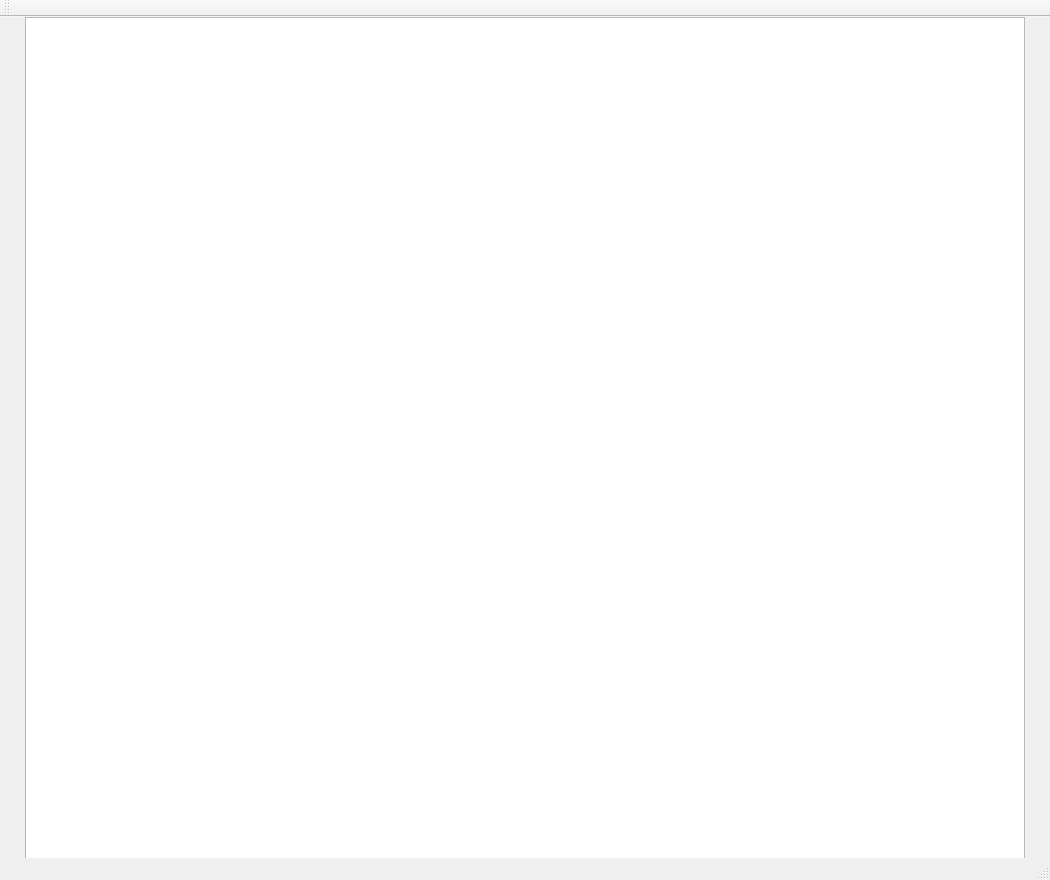
Qt form mainwindow.ui (leo900807/Doodle-Jump) before a commit.
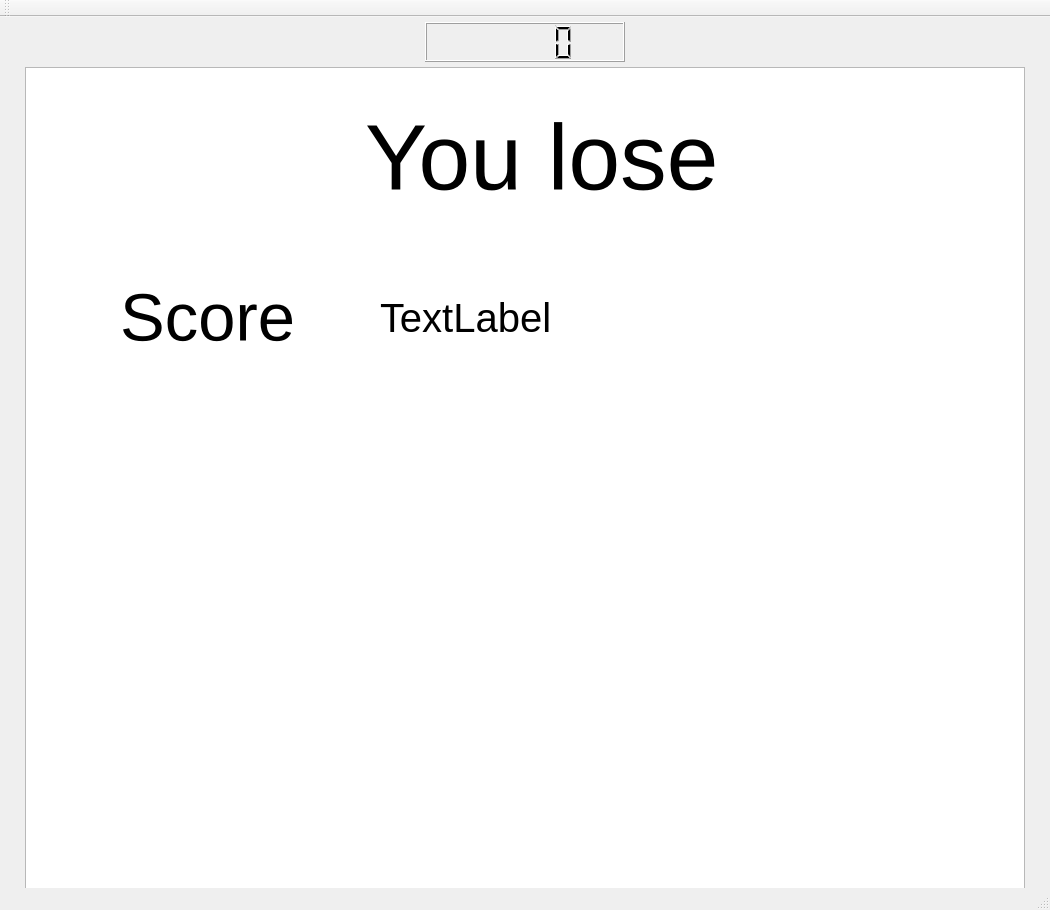
The same form after that commit.

Commit message: Add a prop, two hazards, pause button, score bar and game over page

What changed in the file:
```diff
--- a/mainwindow.ui
+++ b/mainwindow.ui
@@ -7,7 +7,7 @@
     <x>0</x>
     <y>0</y>
     <width>1050</width>
-    <height>880</height>
+    <height>910</height>
    </rect>
   </property>
   <property name="focusPolicy">
@@ -21,15 +21,79 @@
     <property name="geometry">
      <rect>
       <x>25</x>
-      <y>0</y>
+      <y>50</y>
       <width>1000</width>
-      <height>860</height>
+      <height>880</height>
      </rect>
     </property>
     <property name="focusPolicy">
      <enum>Qt::NoFocus</enum>
     </property>
    </widget>
+   <widget class="QLCDNumber" name="score_bar">
+    <property name="geometry">
+     <rect>
+      <x>425</x>
+      <y>5</y>
+      <width>200</width>
+      <height>40</height>
+     </rect>
+    </property>
+   </widget>
+   <widget class="QLabel" name="score_name">
+    <property name="geometry">
+     <rect>
+      <x>120</x>
+      <y>250</y>
+      <width>321</width>
+      <height>101</height>
+     </rect>
+    </property>
+    <property name="font">
+     <font>
+      <pointsize>50</pointsize>
+     </font>
+    </property>
+    <property name="text">
+     <string>Score</string>
+    </property>
+   </widget>
+   <widget class="QLabel" name="lose_label">
+    <property name="geometry">
+     <rect>
+      <x>365</x>
+      <y>80</y>
+      <width>350</width>
+      <height>120</height>
+     </rect>
+    </property>
+    <property name="font">
+     <font>
+      <pointsize>70</pointsize>
+     </font>
+    </property>
+    <property name="text">
+     <string>You lose</string>
+    </property>
+   </widget>
+   <widget class="QLabel" name="score_label">
+    <property name="geometry">
+     <rect>
+      <x>380</x>
+      <y>270</y>
+      <width>181</width>
+      <height>61</height>
+     </rect>
+    </property>
+    <property name="font">
+     <font>
+      <pointsize>30</pointsize>
+     </font>
+    </property>
+    <property name="text">
+     <string>TextLabel</string>
+    </property>
+   </widget>
   </widget>
   <widget class="QMenuBar" name="menuBar">
    <property name="geometry">
```
The commit also changes 10 other files.
